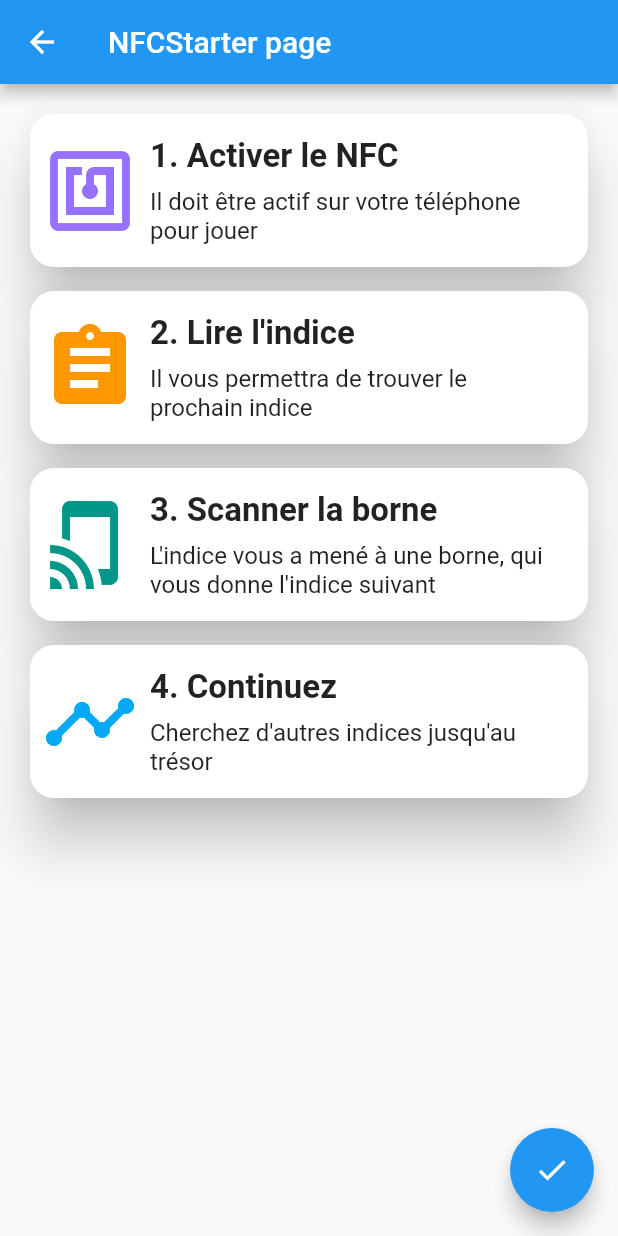
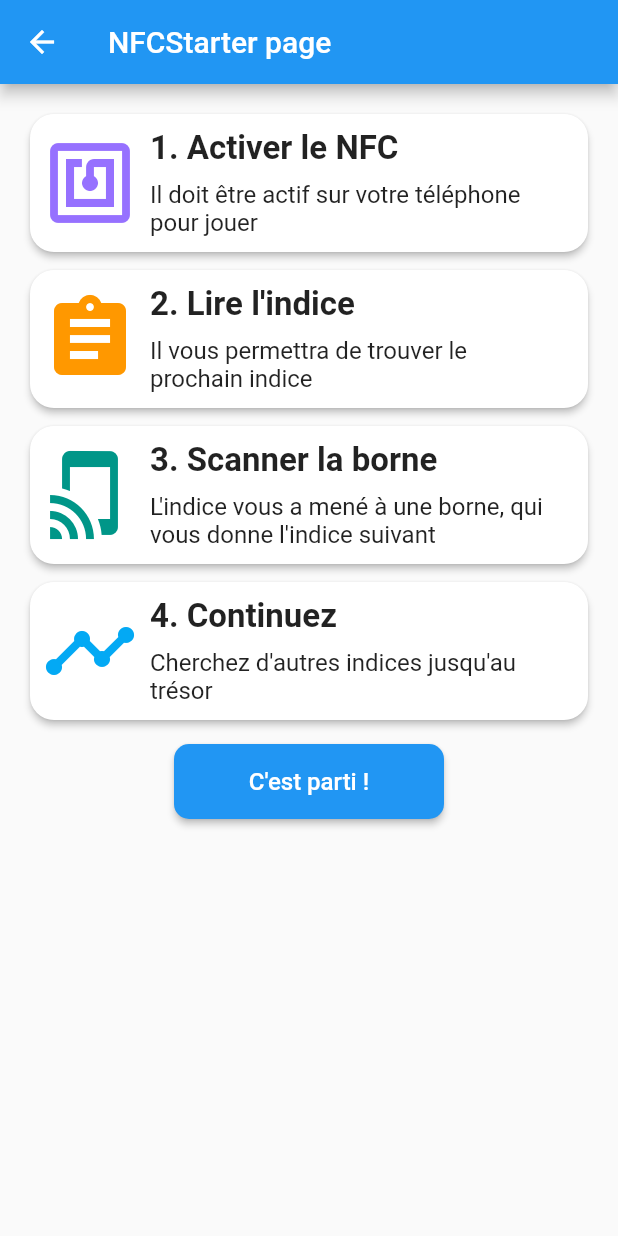
Before and after one commit to AlexBolot/Explore-ton-musee, a Flutter app: the Explore screen opened by its route, after a tap on "Chasse au Trésor", on a phone screen of 412 x 824 dp. Run offline on Flutter 3.47's test engine with Material 2 defaults, Android fonts, the light colour scheme and no system bars; missing offline and left inert: barcode_scan, flutter_nfc_reader.

Commit message:
minor bug-fixes

```diff
--- a/lib/views/visitor/explore/nfc_game.dart
+++ b/lib/views/visitor/explore/nfc_game.dart
@@ -92,15 +92,12 @@ class _NFCGameState extends State<NFCGame> {
         print('expected : ${nfcHint.nfcCode}');
         print('found : $foundCode');
       }
-    } else {
-      print('expected : ${nfcHint.nfcCode}');
-      print('found : ${data.content}');
+
+      await stopNFC();
+      await startNFC(callback: tagFound);
+
+      print('-ready to read-');
     }
-
-    await stopNFC();
-    await startNFC(callback: tagFound);
-
-    print('-ready to read-');
   }
 
   void addHintItem(String content) {
@@ -124,7 +121,6 @@ class _NFCGameState extends State<NFCGame> {
                 child: Container(
                   padding: EdgeInsets.only(right: 16),
                   child: Text(
-                    //'Je suis un objet de petite taille, utilisé par des joueurs de tennis, je tiens dans la main et je me déplace souvent très vite !',
                     '${nfcHint.hintText}',
                     softWrap: true,
                     overflow: TextOverflow.fade,
--- a/lib/views/visitor/explore/nfc_starter.dart
+++ b/lib/views/visitor/explore/nfc_starter.dart
@@ -1,6 +1,8 @@
+import 'package:explore_ton_musee/main.dart';
 import 'package:explore_ton_musee/views/visitor/explore/nfc_game.dart';
 import 'package:explore_ton_musee/widgets/menu_item.dart';
 import 'package:flutter/material.dart';
+import 'package:flutter/services.dart';
 
 class NFCStarter extends StatefulWidget {
   static const String routeName = "/NFCStarter";
@@ -15,23 +17,28 @@ class NFCStarter extends StatefulWidget {
 
 class _NFCStarterState extends State<NFCStarter> {
   @override
+  void initState() {
+    super.initState();
+
+    SystemChrome.setPreferredOrientations([
+      DeviceOrientation.portraitUp,
+      DeviceOrientation.portraitDown,
+    ]);
+  }
+
+  @override
   Widget build(BuildContext context) {
-    var horizontalSeparator = Container(height: 8.0);
+    var horizontalSeparator = Container(height: 4.0);
 
-    double height = 110;
+    double elevation = 2;
+    double height = 100;
 
     return Scaffold(
       appBar: AppBar(title: Text(widget.title)),
-      floatingActionButton: FloatingActionButton(
-        child: Icon(Icons.check),
-        tooltip: "C'est parti !",
-        onPressed: () {
-          Navigator.of(context).pushNamed(NFCGame.routeName);
-        },
-      ),
       body: Container(
         child: MenuItem.listView([
           MenuItem.horizontal(
+            elevation: elevation,
             height: height,
             color: MenuItem.purple,
             icon: Icons.nfc,
@@ -41,6 +48,7 @@ class _NFCStarterState extends State<NFCStarter> {
           ),
           horizontalSeparator,
           MenuItem.horizontal(
+            elevation: elevation,
             height: height,
             color: MenuItem.orange,
             icon: Icons.assignment,
@@ -50,6 +58,7 @@ class _NFCStarterState extends State<NFCStarter> {
           ),
           horizontalSeparator,
           MenuItem.horizontal(
+            elevation: elevation,
             height: height,
             color: MenuItem.turquoise,
             icon: Icons.tap_and_play,
@@ -59,6 +68,7 @@ class _NFCStarterState extends State<NFCStarter> {
           ),
           horizontalSeparator,
           MenuItem.horizontal(
+            elevation: elevation,
             height: height,
             color: MenuItem.blue,
             icon: Icons.timeline,
@@ -66,8 +76,31 @@ class _NFCStarterState extends State<NFCStarter> {
             content: "Cherchez d'autres indices jusqu'au trésor",
             contentAlign: TextAlign.start,
           ),
+          horizontalSeparator,
+          Container(
+            height: 50,
+            margin: EdgeInsets.symmetric(vertical: 8, horizontal: 100),
+            child: RaisedButton(
+              shape: RoundedRectangleBorder(borderRadius: BorderRadius.circular(10)),
+              color: Theme.of(context).primaryColor,
+              textColor: contrastOf(Theme.of(context).primaryColor),
+              child: Text(
+                "C'est parti !",
+                style: TextStyle(fontSize: 16),
+              ),
+              onPressed: () {
+                Navigator.of(context).pushNamed(NFCGame.routeName);
+              },
+            ),
+          )
         ]),
       ),
     );
   }
+
+  @override
+  void dispose() {
+    SystemChrome.setPreferredOrientations([]);
+    super.dispose();
+  }
 }
--- a/lib/widgets/menu_item.dart
+++ b/lib/widgets/menu_item.dart
@@ -35,6 +35,7 @@ class MenuItem extends StatefulWidget {
   final Color color;
   final IconData icon;
 
+  final double elevation;
   final double height;
   final double width;
 
@@ -53,6 +54,7 @@ class MenuItem extends StatefulWidget {
   final bool _isVertical;
 
   MenuItem.vertical({
+    this.elevation,
     this.color,
     this.icon,
     this.title = '',
@@ -69,6 +71,7 @@ class MenuItem extends StatefulWidget {
         _isVertical = true;
 
   MenuItem.horizontal({
+    this.elevation,
     this.color,
     this.icon,
     this.title = '',
@@ -153,16 +156,22 @@ class _MenuItemState extends State<MenuItem> {
   }
 
   Widget _wrapInCard(Widget child) {
+    var hasInteraction = widget.onPressed != null;
+
     return Card(
       shape: RoundedRectangleBorder(borderRadius: BorderRadius.all(Radius.circular(16))),
-      elevation: 16,
-      child: InkWell(
-        borderRadius: BorderRadius.all(Radius.circular(16)),
-        highlightColor: Theme.of(context).primaryColor.withOpacity(0.1),
-        splashColor: Theme.of(context).primaryColor.withOpacity(0.2),
-        onTap: widget.onPressed ?? () => print('Callback not given'),
-        child: child,
-      ),
+      elevation: widget.elevation ?? 16,
+      child: hasInteraction ? _wrapInInkWell(child) : child,
+    );
+  }
+
+  Widget _wrapInInkWell(Widget child) {
+    return InkWell(
+      borderRadius: BorderRadius.all(Radius.circular(16)),
+      highlightColor: Theme.of(context).primaryColor.withOpacity(0.1),
+      splashColor: Theme.of(context).primaryColor.withOpacity(0.2),
+      onTap: widget.onPressed ?? () => print('Callback not given'),
+      child: child,
     );
   }
 
```
Also changed, not shown: assets/blob.gif (added), assets/painting1.jpg (added), assets/painting2.jpg (added), assets/painting3.jpg (added).
